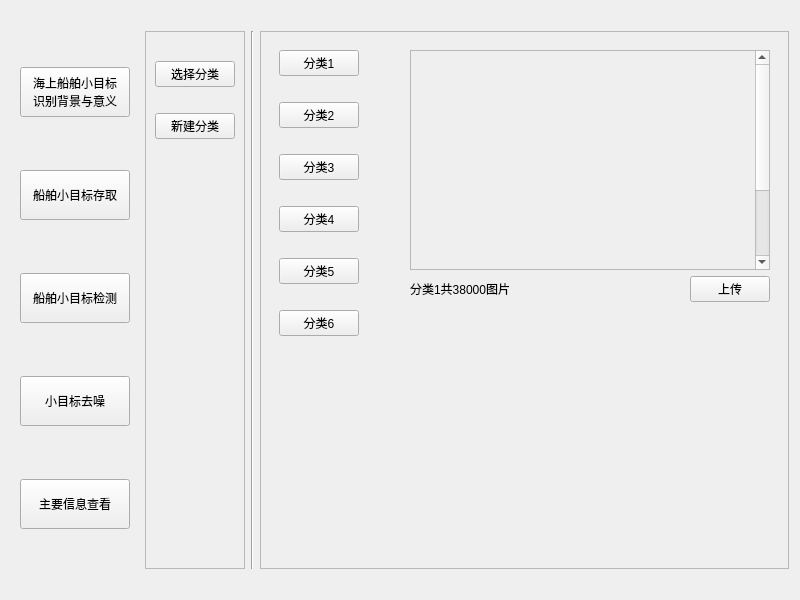
Above: Form.ui from Minevitably/Boat before the change. Below: the same form after it.
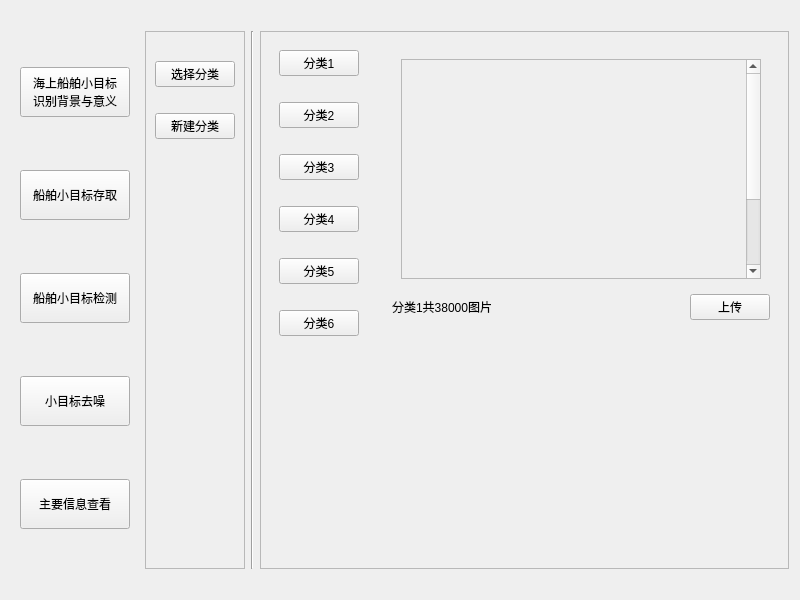
That is the form after the change. Icons and pictures are not drawn.

```diff
--- a/Form.ui
+++ b/Form.ui
@@ -1288,7 +1288,10 @@
               <widget class="QWidget" name="widget_7" native="true">
                <layout class="QVBoxLayout" name="verticalLayout_25">
                 <item>
-                 <widget class="QScrollArea" name="scrollArea">
+                 <widget class="QWidget" name="classMGridWidget" native="true">
+                  <layout class="QVBoxLayout" name="verticalLayout_23">
+                   <item>
+                    <widget class="QScrollArea" name="scrollArea_4">
                   <property name="sizePolicy">
                    <sizepolicy hsizetype="Fixed" vsizetype="Fixed">
                     <horstretch>0</horstretch>
@@ -1310,7 +1313,7 @@
                   <property name="widgetResizable">
                    <bool>true</bool>
                   </property>
-                  <widget class="QWidget" name="scrollAreaWidgetContents_2">
+                     <widget class="QWidget" name="scrollAreaWidgetContents_5">
                    <property name="enabled">
                     <bool>true</bool>
                    </property>
@@ -1486,6 +1489,9 @@
                     </item>
                    </layout>
                   </widget>
+                    </widget>
+                   </item>
+                  </layout>
                  </widget>
                 </item>
                 <item>
```
Left out of the diff: 24 changed lines with no effect on the pictures. Lines whose indentation alone changed are shown as unchanged.
